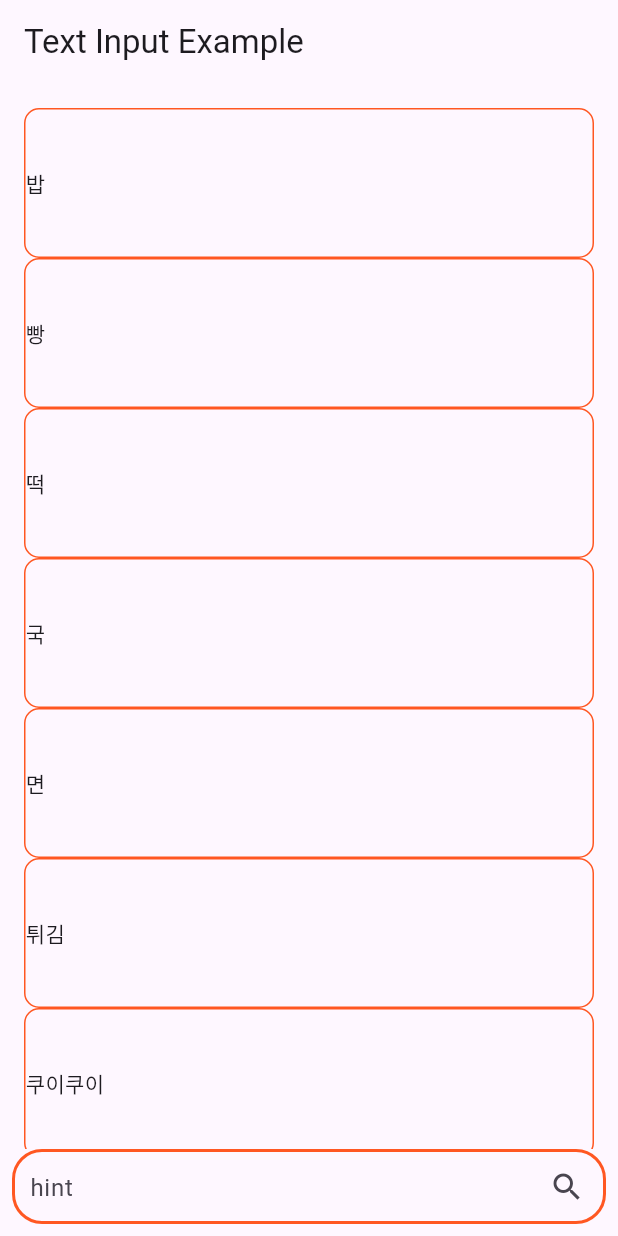
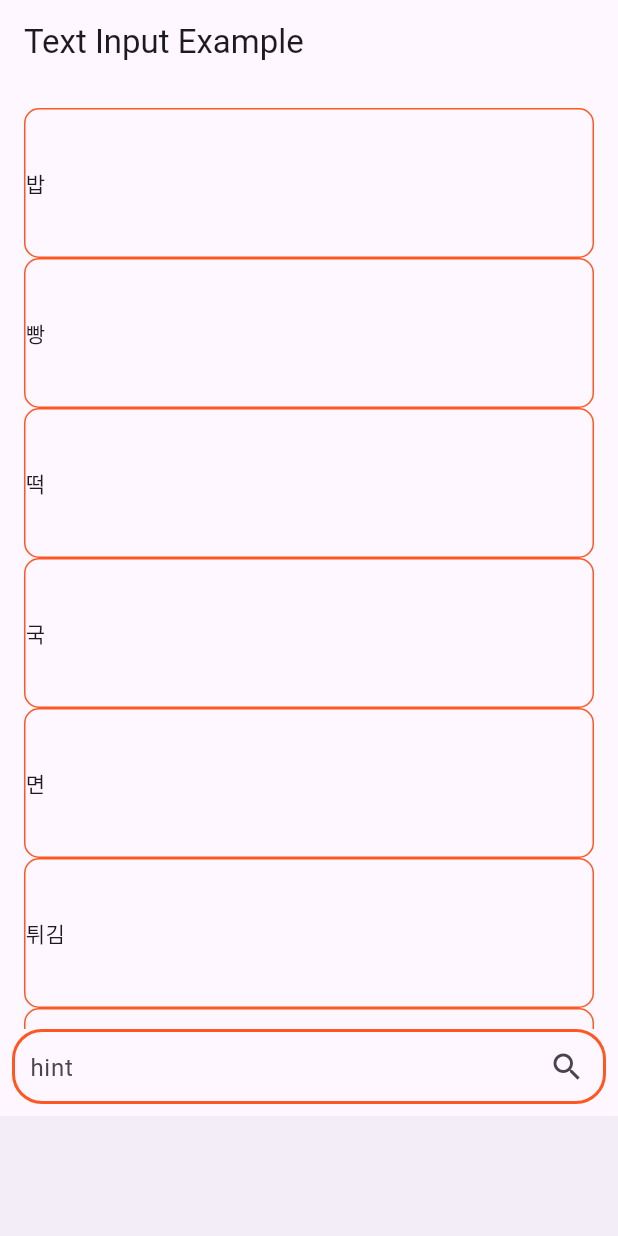
Before and after one commit to banblock/PJ_RMEAL, a Flutter app: the screen it shows after launch, on a phone screen of 412 x 824 dp. Run offline on Flutter 3.47's test engine with Material 3 defaults, Android fonts, the phone set to English and light mode, and no system bars; our stand-ins replace flutter_dotenv, google_generative_ai, hive; missing offline and left inert: beautiful_soup_dart; accounts and stored records are empty.

Commit message:
ui update

```diff
--- a/lib/main.dart
+++ b/lib/main.dart
@@ -3,7 +3,10 @@ import 'package:flutter/material.dart';
 import 'package:flutter_dotenv/flutter_dotenv.dart';
 import 'package:pj_rmeal/src/ProcessControl.dart';
 import 'package:pj_rmeal/src/ai/geminiAPI.dart';
+import 'package:pj_rmeal/src/ui/body/BookMarkBody.dart';
+import 'package:pj_rmeal/src/ui/body/RecipeBody.dart';
 import 'package:pj_rmeal/src/ui/body/SerchBody.dart';
+import 'package:pj_rmeal/src/ui/body/SettingBody.dart';
 import 'package:pj_rmeal/src/ui/component/RecipeList.dart';
 import 'package:pj_rmeal/src/ui/body/MainBody.dart';
 
@@ -24,9 +27,18 @@ class MyApp extends StatelessWidget {
   }
 }
 
-class MyHomePage extends StatelessWidget {
-  MainBody mainbody = MainBody();
-  SerchBody serchbody = SerchBody();
+class MyHomePage extends StatefulWidget {
+  MyHomePageState createState() => MyHomePageState();
+}
+
+class MyHomePageState extends State<MyHomePage>{
+  MainBody main_body = MainBody();
+  SerchBody serch_body = SerchBody();
+  SettingBody setting_body = SettingBody();
+  BookMarkBody bookmark_body = BookMarkBody();
+  RecipeBody recipe_body = RecipeBody();
+
+  ProcessController process_controller = ProcessController();
 
   TextEditingController controller = TextEditingController();
   String displayText = "";
@@ -36,14 +48,17 @@ class MyHomePage extends StatelessWidget {
     ai.callChatMessage(controller.text);
     ai.RecommendRecipeModel(key);
   }
-
   @override
   Widget build(BuildContext context) {
+    // TODO: implement build
     return Scaffold(
       appBar: AppBar(
         title: Text('Text Input Example'),
       ),
-      body: SerchBody()//MainBody()
+      body: SerchBody(),//MainBody()
+      bottomNavigationBar: BottomAppBar(),
     );
   }
+
+
 }
--- a/lib/src/ProcessControl.dart
+++ b/lib/src/ProcessControl.dart
@@ -7,9 +7,9 @@ class ProcessController{
 
 
 
-  void responeAIcomment(String usercomment, Map<>){
-
-  }
+  // void responeAIcomment(String usercomment, Map<>){
+  //
+  // }
   void summarizeRecipe(){
 
   }
--- /dev/null
+++ b/lib/src/ui/body/BookMarkBody.dart
@@ -0,0 +1,15 @@
+import 'package:flutter/cupertino.dart';
+
+class BookMarkBody extends StatefulWidget{
+  BookMarkState createState() => BookMarkState();
+}
+
+class BookMarkState extends State<BookMarkBody>{
+  @override
+  Widget build(BuildContext context) {
+    // TODO: implement build
+    return Padding(padding: EdgeInsets.all(8));
+  }
+
+
+}
--- a/lib/src/ui/body/SerchBody.dart
+++ b/lib/src/ui/body/SerchBody.dart
@@ -9,6 +9,7 @@ class SerchBody extends StatefulWidget{
 }
 
 class SerchState extends State<SerchBody>{
+  SearchContainer search_container = SearchContainer();
   final recipelist = RecipeList();
   TextEditingController controller = TextEditingController();
   @override
@@ -17,9 +18,10 @@ class SerchState extends State<SerchBody>{
     return Padding(
       padding: const EdgeInsets.all(8),
       child: Column(
+        mainAxisAlignment: MainAxisAlignment.center,
         children: [
-          Expanded(child:SizedBox(width: 800, height: 1000,child:recipelist)),
-          SearchContainer()
+          Expanded(child:SizedBox(width: 1000, height: 1000,child:recipelist)),
+          search_container
         ],
 
       ),
--- a/lib/src/ui/body/RecipeBody.dart
+++ b/lib/src/ui/body/SettingBody.dart
@@ -1,11 +1,13 @@
 import 'package:flutter/cupertino.dart';
 
-class Recipebody extends StatelessWidget{
+class SettingBody extends StatelessWidget{
   @override
   Widget build(BuildContext context) {
     // TODO: implement build
     return Padding(
-        padding: EdgeInsets.all(8)
+      padding: EdgeInsets.all(8),
+
+
     );
   }
 
```
Also changed, not shown: lib/src/ui/bottom/RecipeNavigation.dart (added).
